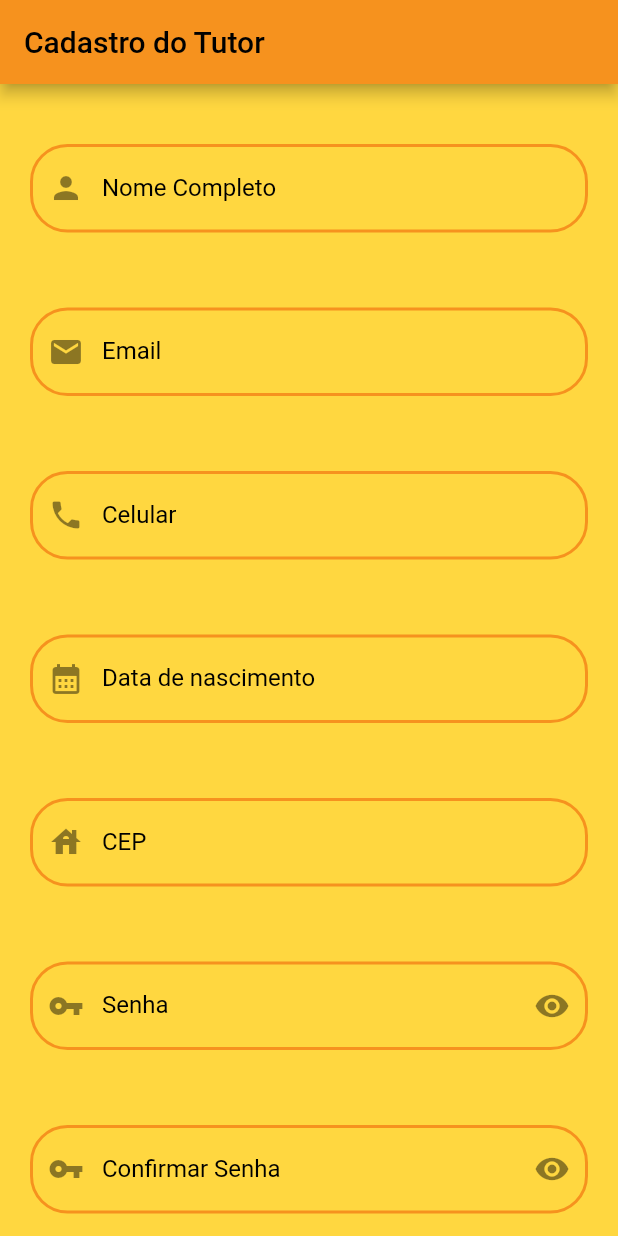
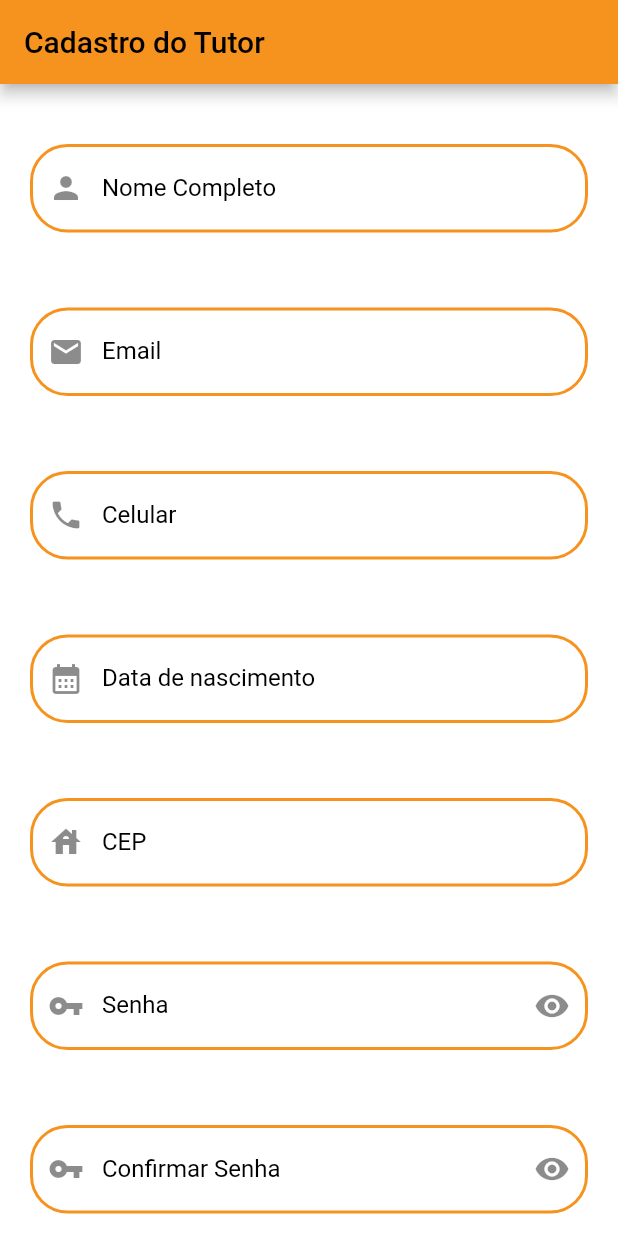
Before and after one commit to paulohdef/conectePET-flutter, a Flutter app: the screen it shows after launch, after a tap on "Cadastrar", on a phone screen of 412 x 824 dp. Run offline on Flutter 3.47's test engine with Material 2 defaults, Android fonts, the phone set to English and light mode, and no system bars; missing offline and left inert: dart:ffi.

Commit message:
change bg color all pages

```diff
--- a/lib/app_widget.dart
+++ b/lib/app_widget.dart
@@ -1,7 +1,7 @@
+import 'package:conectepet/cadastoPet_page.dart';
 import 'package:flutter/material.dart';
 import 'package:conectepet/app_controller.dart';
 
-import 'home_page.dart';
 import 'login_page.dart';
 import 'pets_page.dart';
 import 'cadastroTutor_page.dart';
@@ -38,9 +38,9 @@ class AppWidget extends StatelessWidget {
             initialRoute: '/',
             routes: {
               '/': (context) => LoginPage(),
-              '/home': (context) => HomePage(),
               '/pets': (context) => PetsPage(),
-              '/cadastro': (context) => CadastroTutorPage()
+              '/cadastro': (context) => CadastroTutorPage(),
+              '/cadastroPet': (context) => CadastroPetPage(),
             },
           );
         });
--- a/lib/cadastoPet_page.dart
+++ b/lib/cadastoPet_page.dart
@@ -6,7 +6,7 @@ class CadastroPetPage extends StatelessWidget {
   @override
   Widget build(BuildContext context) {
     return Scaffold(
-      backgroundColor: Colors.amberAccent,
+      backgroundColor: Color.fromARGB(255, 255, 255, 255),
       appBar: AppBar(title: Text('Cadastro do Pet')),
       body: FormList(),
     );
--- a/lib/cadastroTutor_page.dart
+++ b/lib/cadastroTutor_page.dart
@@ -6,7 +6,7 @@ class CadastroTutorPage extends StatelessWidget {
   @override
   Widget build(BuildContext context) {
     return Scaffold(
-      backgroundColor: Colors.amberAccent,
+      backgroundColor: Color.fromARGB(255, 255, 255, 255),
       appBar: AppBar(title: Text('Cadastro do Tutor')),
       body: FormList(),
     );
@@ -39,13 +39,13 @@ class FormList extends StatelessWidget {
                 CustomSpacing(),
                 CustomTextField(label: 'CEP', icon: Icons.house),
                 CustomSpacing(),
-                CustomTextField(label: 'Senha', icon: Icons.vpn_key, obscureText: true, suffix: IconButton(onPressed: (){
+                CustomTextField(label: 'Senha', icon: Icons.vpn_key, obscureText: obscuredTextPassword, suffix: IconButton(onPressed: (){
                   setState((){
                     obscuredTextPassword = !obscuredTextPassword;
                   });
                 }, icon: Icon(obscuredTextPassword ? Icons.visibility_off : Icons.visibility))),
                 CustomSpacing(),
-                CustomTextField(label: 'Confirmar Senha', icon: Icons.vpn_key, obscureText: true, suffix: IconButton(onPressed: (){
+                CustomTextField(label: 'Confirmar Senha', icon: Icons.vpn_key, obscureText: obscuredTextPassword, suffix: IconButton(onPressed: (){
                   setState((){
                     obscuredTextPassword = !obscuredTextPassword;
                   });
@@ -119,6 +119,7 @@ class CustomTextField extends StatelessWidget {
           return 'Este campo precisa ser preenchido';
         }
       },
+      // onChanged: onChanged,
       obscureText: obscureText,
       decoration: InputDecoration(
         labelText: label,
--- a/lib/login_page.dart
+++ b/lib/login_page.dart
@@ -1,5 +1,4 @@
 import 'package:flutter/material.dart';
-import 'package:conectepet/home_page.dart';
 
 class LoginPage extends StatefulWidget {
   const LoginPage({Key? key}) : super(key: key);
@@ -14,7 +13,7 @@ class _LoginPageState extends State<LoginPage> {
   @override
   Widget build(BuildContext context) {
     return Scaffold(
-        backgroundColor: Colors.amberAccent,
+        backgroundColor: Color.fromARGB(255, 255, 255, 255),
         body: SingleChildScrollView(
           child: SizedBox(
             child: Padding(
@@ -22,7 +21,6 @@ class _LoginPageState extends State<LoginPage> {
               child: Column(
                 mainAxisAlignment: MainAxisAlignment.center,
                 children: [
-                  Text("ConectePET", style: TextStyle(fontSize: 25.0)),
                   Container(
                       width: 200,
                       height: 180,
```
Also changed, not shown: lib/home_page.dart (deleted, +0 -64 lines), lib/pets_page.dart (+11 -8 lines), assets/images/logopng.png (added).
